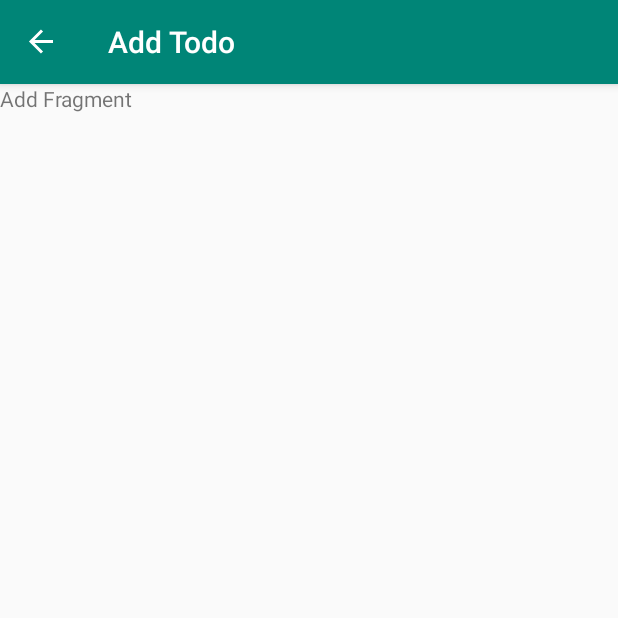
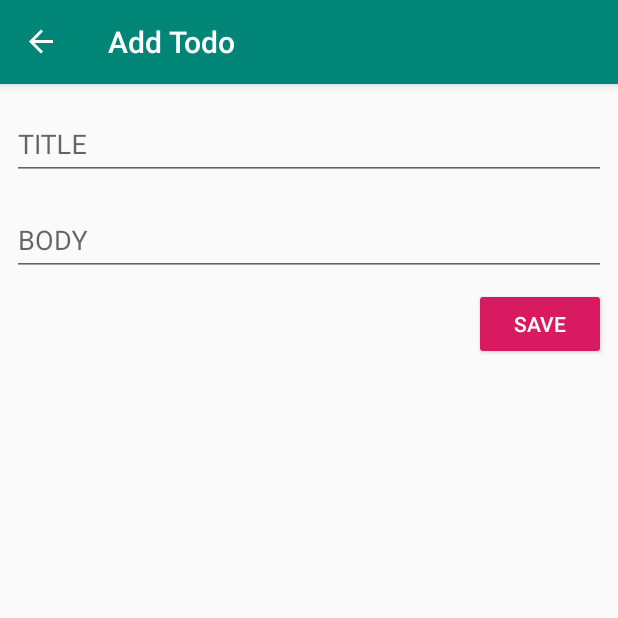
Before and after one commit to Cespresso/Todoy-android, an Android app: the AddFragment screen opened through its navigation route, on a phone screen of 412 x 824 dp, the top half of it. Run offline under Robolectric (Android 15) with nearby library versions, the phone set to English and light mode, and no system bars; our stand-ins replace Dagger/Hilt's generated code, Firebase (no records; nobody signed in at launch, a user with empty details on screens opened directly), navigation-ui; pictures from the network do not load; 1 statement that could not run was skipped.

Commit message:
新規Todoの作成画面の追加とhttpのハンドリングの改善

```diff
--- /dev/null
+++ b/app/src/main/java/cespresso/gmail/com/todoy/FireBaseUserExt.kt
@@ -0,0 +1,17 @@
+package cespresso.gmail.com.todoy
+
+import com.google.android.gms.tasks.Task
+import kotlin.coroutines.resume
+import kotlin.coroutines.resumeWithException
+import kotlin.coroutines.suspendCoroutine
+
+suspend fun <T> Task<T>.await():T{
+    return suspendCoroutine {continuation->
+        addOnSuccessListener {
+            continuation.resume(it)
+        }
+        addOnFailureListener {
+            continuation.resumeWithException(it)
+        }
+    }
+}
--- a/app/src/main/java/cespresso/gmail/com/todoy/data/source/remote/ITodoyApiService.kt
+++ b/app/src/main/java/cespresso/gmail/com/todoy/data/source/remote/ITodoyApiService.kt
@@ -4,8 +4,10 @@ import cespresso.gmail.com.todoy.data.entity.Todo
 import kotlinx.coroutines.Deferred
 import okhttp3.ResponseBody
 import retrofit2.Response
+import retrofit2.http.Body
 import retrofit2.http.GET
 import retrofit2.http.Header
+import retrofit2.http.POST
 
 interface ITodoyApiService {
 
@@ -14,4 +16,7 @@ interface ITodoyApiService {
 
     @GET("/todo")
     fun getAllTodo(@Header("Authorization") authToken:String): Deferred<Response<MutableList<Todo>>>
+
+    @POST("/todo")
+    fun postTodo(@Header("Authorization")authToken:String,@Body todo:Todo): Deferred<Response<ResponseBody>>
 }
--- a/app/src/main/java/cespresso/gmail/com/todoy/di/MainActivityModule.kt
+++ b/app/src/main/java/cespresso/gmail/com/todoy/di/MainActivityModule.kt
@@ -1,5 +1,6 @@
 package cespresso.gmail.com.todoy.di
 
+import cespresso.gmail.com.todoy.ui.main.AddFragment
 import cespresso.gmail.com.todoy.ui.main.HomeFragment
 import cespresso.gmail.com.todoy.ui.main.ShowFragment
 import dagger.Module
@@ -12,4 +13,7 @@ abstract class MainActivityModule {
 
     @ContributesAndroidInjector
     abstract fun contributeShowFragment(): ShowFragment
+
+    @ContributesAndroidInjector
+    abstract fun contributeAddFragment(): AddFragment
 }
--- /dev/null
+++ b/app/src/main/java/cespresso/gmail/com/todoy/ui/TaskState.kt
@@ -0,0 +1,10 @@
+package cespresso.gmail.com.todoy.ui
+
+import java.lang.Exception
+
+sealed class TaskState {
+    object None:TaskState()
+    object  Progress:TaskState()
+    data class Complete <T> (val payload: T):TaskState()
+    data class Figure (val e:Exception):TaskState()
+}
--- a/app/src/main/java/cespresso/gmail/com/todoy/ui/main/AddFragment.kt
+++ b/app/src/main/java/cespresso/gmail/com/todoy/ui/main/AddFragment.kt
@@ -6,27 +6,67 @@ import androidx.fragment.app.Fragment
 import android.view.LayoutInflater
 import android.view.View
 import android.view.ViewGroup
+import androidx.lifecycle.Observer
+import androidx.lifecycle.ViewModelProvider
+import androidx.lifecycle.ViewModelProviders
+import androidx.navigation.fragment.findNavController
 
 import cespresso.gmail.com.todoy.R
+import cespresso.gmail.com.todoy.data.entity.Todo
+import cespresso.gmail.com.todoy.di.Injectable
+import cespresso.gmail.com.todoy.ui.Event
+import cespresso.gmail.com.todoy.ui.TaskState
+import kotlinx.android.synthetic.main.add_todo_fragment.*
+import javax.inject.Inject
 
-// TODO: Rename parameter arguments, choose names that match
-// the fragment initialization parameters, e.g. ARG_ITEM_NUMBER
-private const val ARG_PARAM1 = "param1"
-private const val ARG_PARAM2 = "param2"
 
-/**
- * A simple [Fragment] subclass.
- *
- */
-class AddFragment : Fragment() {
+class AddFragment : Fragment() ,Injectable{
 
+    lateinit var viewModel:MainActivityViewModel
+    @Inject
+    lateinit var viewModelFactory:ViewModelProvider.Factory
     override fun onCreateView(
         inflater: LayoutInflater,
         container: ViewGroup?,
         savedInstanceState: Bundle?
     ): View? {
+        viewModel = ViewModelProviders.of(activity!!,viewModelFactory).get(MainActivityViewModel::class.java)
         // Inflate the layout for this fragment
-        return inflater.inflate(R.layout.add_fragment, container, false)
+        return inflater.inflate(R.layout.add_todo_fragment, container, false)
+    }
+
+    override fun onViewCreated(view: View, savedInstanceState: Bundle?) {
+        super.onViewCreated(view, savedInstanceState)
+        todo_add_save_button.setOnClickListener{
+            val title:String = todo_add_title_text.editText?.text.toString()
+            val body:String = todo_add_body_text.editText?.text.toString()
+            val todo = Todo(title,body)
+            viewModel.saveTodoTask(todo)
+        }
+        viewModel.todoAddState.observe(this@AddFragment, Observer<Event<TaskState>> {
+            it.getContentIfNotHandled()?.let {state ->
+                when(state){
+                    is TaskState.Progress ->{
+                        add_todo_progressbar.visibility = View.VISIBLE
+                        todo_add_title_text.isEnabled = false
+                        todo_add_body_text.isEnabled = false
+                        todo_add_save_button.isEnabled = false
+                    }
+                    is TaskState.Figure->{
+                        viewModel.makeSnackBarEvent.value = Event("Todoの追加に失敗しました。")
+                        add_todo_progressbar.visibility = View.INVISIBLE
+                        todo_add_title_text.isEnabled = true
+                        todo_add_body_text.isEnabled = true
+                        todo_add_save_button.isEnabled = true
+                    }
+                    is TaskState.Complete<*>->{
+                        viewModel.makeSnackBarEvent.value = Event("Todoの追加に成功しました。")
+                        findNavController().popBackStack()
+                    }
+                    else ->{}
+                }
+            }
+        })
     }
 
 
--- a/app/src/main/java/cespresso/gmail/com/todoy/ui/main/HomeFragment.kt
+++ b/app/src/main/java/cespresso/gmail/com/todoy/ui/main/HomeFragment.kt
@@ -9,12 +9,17 @@ import android.view.ViewGroup
 import androidx.lifecycle.Observer
 import androidx.lifecycle.ViewModelProvider
 import androidx.lifecycle.ViewModelProviders
+import androidx.navigation.Navigation
+import androidx.navigation.fragment.findNavController
 import androidx.recyclerview.widget.LinearLayoutManager
 import androidx.recyclerview.widget.RecyclerView
 import androidx.swiperefreshlayout.widget.SwipeRefreshLayout
 import cespresso.gmail.com.todoy.R
 import cespresso.gmail.com.todoy.di.Injectable
+import cespresso.gmail.com.todoy.ui.Event
+import cespresso.gmail.com.todoy.ui.TaskState
 import cespresso.gmail.com.todoy.ui.TodosAdapter
+import kotlinx.android.synthetic.main.home_fragment_todo_list.*
 import javax.inject.Inject
 
 class HomeFragment : Fragment(),Injectable{
@@ -47,6 +52,8 @@ class HomeFragment : Fragment(),Injectable{
         list.layoutManager = mLinearLayoutManager
         list.adapter = TodosAdapter(viewModel.todos.value!!) { item->
             Log.i("^v^",item.body)
+            val action  = HomeFragmentDirections.actionMainFragmentToShowFragment(item.id!!)
+            findNavController().navigate(action)
         }
         viewModel.todos.observe(this@HomeFragment, Observer {
             val adapter = list.adapter
@@ -54,12 +61,24 @@ class HomeFragment : Fragment(),Injectable{
                 adapter.notifyDataSetChanged()
             }
         })
-        val swipeRefreshLayout = view.findViewById<SwipeRefreshLayout>(R.id.swipe_refresh_layout)
-        swipeRefreshLayout.setOnRefreshListener {
+        swipe_refresh_layout.setOnRefreshListener {
             viewModel.refreshAllTodoByRemote()
         }
-        viewModel.todoRefreshState.observe(this@HomeFragment, Observer<Boolean> {
-            swipeRefreshLayout.isRefreshing = it
+        viewModel.todoRefreshState.observe(this@HomeFragment, Observer<Event<TaskState>> {
+            it.getContentIfNotHandled()?.let { state->
+                when(state){
+                    is TaskState.Progress -> swipe_refresh_layout.isRefreshing = true
+                    is TaskState.Figure->{
+                        swipe_refresh_layout.isRefreshing = false
+                        viewModel.makeSnackBarEvent.value = Event("Todoの更新に失敗しました")
+                    }
+                    is TaskState.Complete<*> ->{
+                        swipe_refresh_layout.isRefreshing = false
+                        viewModel.makeSnackBarEvent.value = Event("Todoの更新に成功しました")
+                    }
+                    else ->swipe_refresh_layout.isRefreshing = false
+                }
+            }
         })
 //        viewModel.user.observe(this@MainActivity, Observer {user->
 //            when(user){
--- a/app/src/main/java/cespresso/gmail/com/todoy/ui/main/MainActivity.kt
+++ b/app/src/main/java/cespresso/gmail/com/todoy/ui/main/MainActivity.kt
@@ -157,6 +157,7 @@ class MainActivity : AppCompatActivity(),
         super.onResume()
         checkUserAuth()
         viewModel.getServerStatusTask()
+        viewModel.refreshAllTodoByRemote()
     }
     private fun checkUserAuth(){
         viewModel.user.value = FirebaseAuth.getInstance()
--- a/app/src/main/java/cespresso/gmail/com/todoy/ui/main/MainActivityViewModel.kt
+++ b/app/src/main/java/cespresso/gmail/com/todoy/ui/main/MainActivityViewModel.kt
@@ -6,15 +6,18 @@ import androidx.lifecycle.MutableLiveData
 import android.util.Log
 import androidx.lifecycle.ViewModel
 import androidx.lifecycle.viewModelScope
+import cespresso.gmail.com.todoy.await
 import cespresso.gmail.com.todoy.data.entity.Todo
 import cespresso.gmail.com.todoy.data.source.remote.ITodoyApiService
 import cespresso.gmail.com.todoy.ui.Event
+import cespresso.gmail.com.todoy.ui.TaskState
 import com.google.firebase.auth.FirebaseAuth
 import com.google.firebase.auth.FirebaseUser
 import kotlinx.coroutines.CoroutineScope
 import kotlinx.coroutines.Dispatchers
 import kotlinx.coroutines.Job
 import kotlinx.coroutines.launch
+import java.lang.Exception
 import javax.inject.Inject
 
 class MainActivityViewModel @Inject constructor(
@@ -27,10 +30,12 @@ class MainActivityViewModel @Inject constructor(
     val user =MutableLiveData<FirebaseAuth>()
 
     val todos = MutableLiveData<MutableList<Todo>>().apply {
-        value = mutableListOf(Todo(1,"タイトル","本文だよーーーーーー",false))
+        value = mutableListOf()
     }
 
-    val todoRefreshState = MutableLiveData<Boolean>().apply { value = false }
+    val todoRefreshState = MutableLiveData<Event<TaskState>>()
+
+    val todoAddState = MutableLiveData<Event<TaskState>>()
 
     val loginEvent = MutableLiveData<Event<Unit>>()
 
@@ -43,43 +48,66 @@ class MainActivityViewModel @Inject constructor(
         loginEvent.value = Event(Unit)
     }
     fun refreshAllTodoByRemote(){
-
-        user.value?.currentUser?.let{ firebaesUser ->
-            firebaesUser.getIdToken(true).addOnCompleteListener {task ->
-                if(task.isSuccessful){
-                    task.result?.let{token->
+        val firebaseUser = user.value?.currentUser
+        if(firebaseUser==null){
+            makeSnackBarEvent.value = Event("登録に失敗しました。ログイン状態をお確かめいただき再度お願いします。")
+            return
+        }
         viewModelScope.launch {
-                            todoRefreshState.value = true
-                            val todos_result = api.getAllTodo("Bearer "+token.token!!).await()
+            todoRefreshState.value  = Event(TaskState.Progress)
+            todoRefreshState.value =  try{
+                val task = firebaseUser.getIdToken(true).await()
+                val todos_result = api.getAllTodo("Bearer "+task.token).await()
                 if (todos_result.isSuccessful) {
                     todos.value?.clear()
                     todos.value?.addAll(todos_result.body()!!)
-//                                todos.value = todos_result.body()
+                }else{
+                    throw Exception("サーバーからエラーを返されました")
                 }
-                            todoRefreshState.value = false
-                        }
-                    }
+                Event(TaskState.Complete(null))
+            }catch (e:Exception){
+                Event(TaskState.Figure(e))
             }
         }
     }
 
+    fun saveTodoTask(todo:Todo){
+        val firebaseUser = user.value?.currentUser
+        if(firebaseUser==null){
+            makeSnackBarEvent.value = Event("登録に失敗しました。ログイン状態をお確かめいただき再度お願いします。")
+            return
+        }
+        viewModelScope.launch {
+            todoAddState.value  = Event(TaskState.Progress)
+            todoAddState.value = try{
+                val task = firebaseUser.getIdToken(true).await()
+                val result = api.postTodo("Bearer "+task.token,todo).await()
+                if(result.isSuccessful){
+                    Event(TaskState.Complete(null))
+                }else{
+                    Event(TaskState.Figure(Exception("todoの追加に失敗しました")))
+                }
+            }catch (e:Exception){
+                Event(TaskState.Figure(Exception("todoの追加に失敗しました")))
+            }
+        }
     }
 
 
     fun getServerStatusTask(){
         viewModelScope.launch {
+            try{
                 val result = api.getServerStatus().await()
                 if(result.isSuccessful){
                     result.body()?.let {
                         makeSnackBarEvent.value = Event(it.string())
                     }
                 }else{
-                result.errorBody()?.let {
-                    Log.i("^v^",it.string())
+                    Exception("Todoサーバーとの接続に失敗しました通信状態をお確かめください")
                 }
-
+            }catch (e:Exception){
+                makeSnackBarEvent.value = Event("Todoサーバーとの接続に失敗しました通信状態をお確かめください")
             }
-
         }
     }
 
--- a/app/src/main/res/layout/add_fragment.xml
+++ /dev/null
@@ -1,14 +0,0 @@
-<?xml version="1.0" encoding="utf-8"?>
-<FrameLayout xmlns:android="http://schemas.android.com/apk/res/android"
-             xmlns:tools="http://schemas.android.com/tools"
-             android:layout_width="match_parent"
-             android:layout_height="match_parent"
-             tools:context=".ui.main.AddFragment">
-
-    <!-- TODO: Update blank fragment layout -->
-    <TextView
-            android:layout_width="match_parent"
-            android:layout_height="match_parent"
-            android:text="Add Fragment"/>
-
-</FrameLayout>
--- /dev/null
+++ b/app/src/main/res/layout/add_todo_fragment.xml
@@ -0,0 +1,49 @@
+<?xml version="1.0" encoding="utf-8"?>
+<androidx.constraintlayout.widget.ConstraintLayout
+        xmlns:android="http://schemas.android.com/apk/res/android"
+        xmlns:app="http://schemas.android.com/apk/res-auto" xmlns:tools="http://schemas.android.com/tools"
+        android:layout_width="match_parent"
+        android:layout_height="match_parent"
+        tools:context=".ui.main.AddFragment">
+    <com.google.android.material.textfield.TextInputLayout
+            android:layout_width="match_parent"
+            android:layout_height="wrap_content" app:layout_constraintStart_toStartOf="parent"
+            android:layout_marginStart="8dp" android:layout_marginEnd="8dp" app:layout_constraintEnd_toEndOf="parent"
+            android:layout_marginTop="8dp" app:layout_constraintTop_toTopOf="parent" android:id="@+id/todo_add_title_text">
+
+        <com.google.android.material.textfield.TextInputEditText
+                android:layout_width="match_parent"
+                android:layout_height="wrap_content"
+                android:hint="TITLE"/>
+    </com.google.android.material.textfield.TextInputLayout>
+    <com.google.android.material.textfield.TextInputLayout
+            android:layout_width="match_parent"
+            android:layout_height="wrap_content"
+            android:layout_marginTop="8dp"
+            app:layout_constraintTop_toBottomOf="@+id/todo_add_title_text" app:layout_constraintStart_toStartOf="parent"
+            android:layout_marginStart="8dp" app:layout_constraintEnd_toEndOf="parent" android:layout_marginEnd="8dp"
+            android:hint="BODY" android:id="@+id/todo_add_body_text">
+
+        <com.google.android.material.textfield.TextInputEditText
+                android:layout_width="match_parent"
+                android:layout_height="wrap_content"
+        />
+    </com.google.android.material.textfield.TextInputLayout>
+    <Button
+            android:text="Save"
+            android:layout_width="wrap_content"
+            android:layout_height="wrap_content"
+            android:id="@+id/todo_add_save_button"
+            app:layout_constraintEnd_toEndOf="parent"
+            android:layout_marginEnd="8dp" style="@style/Widget.AppCompat.Button.Colored"
+            android:layout_marginTop="8dp" app:layout_constraintTop_toBottomOf="@+id/todo_add_body_text"/>
+    <ProgressBar
+            style="?android:attr/progressBarStyle"
+            android:layout_width="wrap_content"
+            android:layout_height="wrap_content"
+            android:id="@+id/add_todo_progressbar"
+            app:layout_constraintStart_toStartOf="parent" android:layout_marginStart="8dp"
+            app:layout_constraintEnd_toEndOf="parent" android:layout_marginEnd="8dp" android:layout_marginTop="8dp"
+            app:layout_constraintTop_toTopOf="parent" android:layout_marginBottom="8dp"
+            app:layout_constraintBottom_toBottomOf="parent" android:visibility="invisible"/>
+</androidx.constraintlayout.widget.ConstraintLayout>
```
Lines whose indentation alone changed are shown as unchanged.
